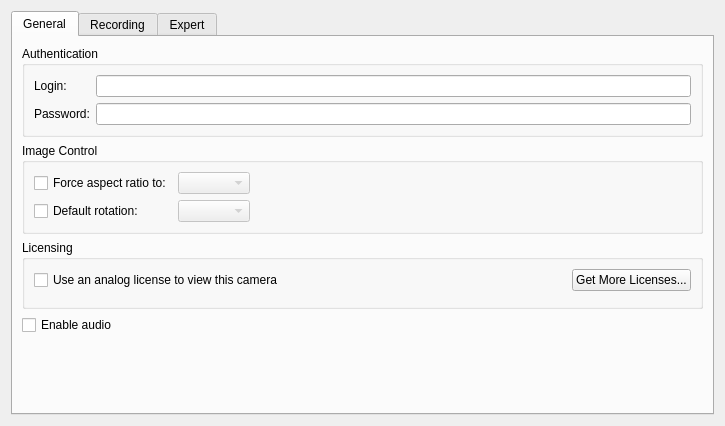
Before: the Qt Designer form client/src/ui/widgets/properties/multiple_camera_settings_widget.ui in networkoptix/nx_open, drawn with Qt 5.
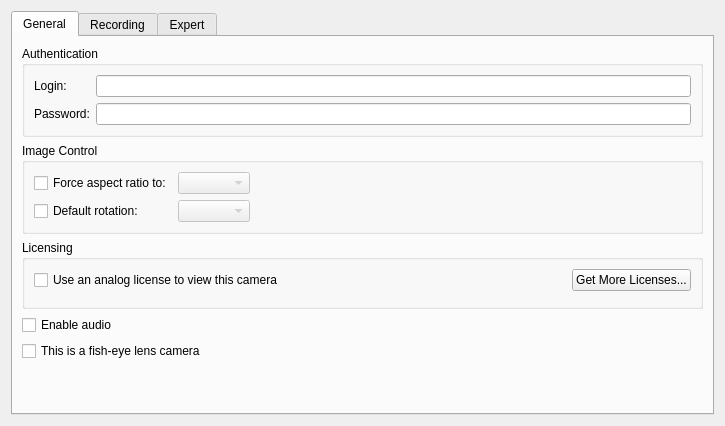
After: the same form once the commit is applied. Custom widgets are drawn as their Qt base class.

Commit message:
(Issue #4412) :  Cannot set "This is fish-eye lens camera" for several cameras
<==== Mercurial data ====>
Branch: release_2.3_review

```diff
--- a/client/src/ui/widgets/properties/multiple_camera_settings_widget.ui
+++ b/client/src/ui/widgets/properties/multiple_camera_settings_widget.ui
@@ -184,6 +184,16 @@
          </property>
         </widget>
        </item>
+       <item>
+        <widget class="QCheckBox" name="fisheyeCheckBox">
+         <property name="text">
+          <string>This is a fish-eye lens camera</string>
+         </property>
+         <property name="tristate">
+          <bool>true</bool>
+         </property>
+        </widget>
+       </item>
        <item>
         <spacer name="verticalSpacer">
          <property name="orientation">
```
The commit also changes 2 other files.
